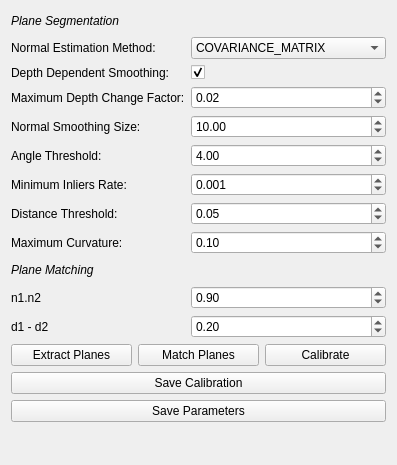
This is gui/config/CCalibFromPlanesConfig.ui in MRPT/autocalib-sensor-extrinsics as Qt 5 draws it before an edit. The edited form follows.
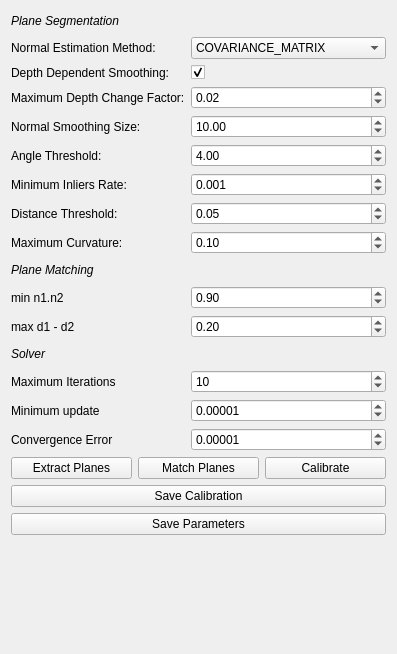
This is the edited form.

Commit message:
Add code for rot calib, refactors
* Added code for calibrating the rotations, yet to be tested
* Refactored plane matching code to use maps and their pair-wise visualization, yet to be tested
* Saving loaded clouds within CObservationTreeItem for quick access and
display
* GUI changes for inputting matching, solver params

The edit to the form file:
```diff
--- a/gui/config/CCalibFromPlanesConfig.ui
+++ b/gui/config/CCalibFromPlanesConfig.ui
@@ -7,7 +7,7 @@
     <x>0</x>
     <y>0</y>
     <width>382</width>
-    <height>465</height>
+    <height>654</height>
    </rect>
   </property>
   <property name="sizePolicy">
@@ -203,7 +203,7 @@
      <item row="11" column="0">
       <widget class="QLabel" name="label_2">
        <property name="text">
-        <string>n1.n2</string>
+        <string>min n1.n2</string>
        </property>
       </widget>
      </item>
@@ -223,7 +223,7 @@
      <item row="12" column="0">
       <widget class="QLabel" name="label_4">
        <property name="text">
-        <string>d1 - d2</string>
+        <string>max d1 - d2</string>
        </property>
       </widget>
      </item>
@@ -286,6 +286,90 @@
        </property>
       </spacer>
      </item>
+     <item row="13" column="0">
+      <layout class="QHBoxLayout" name="horizontalLayout">
+       <item>
+        <widget class="QLabel" name="label">
+         <property name="text">
+          <string>&lt;html&gt;&lt;head/&gt;&lt;body&gt;&lt;p&gt;&lt;span style=&quot; font-style:italic;&quot;&gt;Solver&lt;/span&gt;&lt;/p&gt;&lt;/body&gt;&lt;/html&gt;</string>
+         </property>
+         <property name="textFormat">
+          <enum>Qt::RichText</enum>
+         </property>
+        </widget>
+       </item>
+      </layout>
+     </item>
+     <item row="13" column="1">
+      <spacer name="horizontalSpacer">
+       <property name="orientation">
+        <enum>Qt::Horizontal</enum>
+       </property>
+       <property name="sizeHint" stdset="0">
+        <size>
+         <width>40</width>
+         <height>20</height>
+        </size>
+       </property>
+      </spacer>
+     </item>
+     <item row="14" column="0">
+      <widget class="QLabel" name="max_iters_label">
+       <property name="text">
+        <string>Maximum Iterations</string>
+       </property>
+      </widget>
+     </item>
+     <item row="14" column="1">
+      <widget class="QSpinBox" name="max_iters_sbox">
+       <property name="maximum">
+        <number>1000</number>
+       </property>
+       <property name="value">
+        <number>10</number>
+       </property>
+      </widget>
+     </item>
+     <item row="15" column="0">
+      <widget class="QLabel" name="minimum_update_label">
+       <property name="text">
+        <string>Minimum update</string>
+       </property>
+      </widget>
+     </item>
+     <item row="15" column="1">
+      <widget class="QDoubleSpinBox" name="min_update_sbox">
+       <property name="decimals">
+        <number>5</number>
+       </property>
+       <property name="singleStep">
+        <double>0.000100000000000</double>
+       </property>
+       <property name="value">
+        <double>0.000010000000000</double>
+       </property>
+      </widget>
+     </item>
+     <item row="16" column="0">
+      <widget class="QLabel" name="converge_error_label">
+       <property name="text">
+        <string>Convergence Error</string>
+       </property>
+      </widget>
+     </item>
+     <item row="16" column="1">
+      <widget class="QDoubleSpinBox" name="converge_error_sbox">
+       <property name="decimals">
+        <number>5</number>
+       </property>
+       <property name="singleStep">
+        <double>0.000100000000000</double>
+       </property>
+       <property name="value">
+        <double>0.000010000000000</double>
+       </property>
+      </widget>
+     </item>
     </layout>
    </item>
    <item>
```
Left out of the diff: 8 changed lines with no effect on the pictures. The commit also changes 21 other files.
